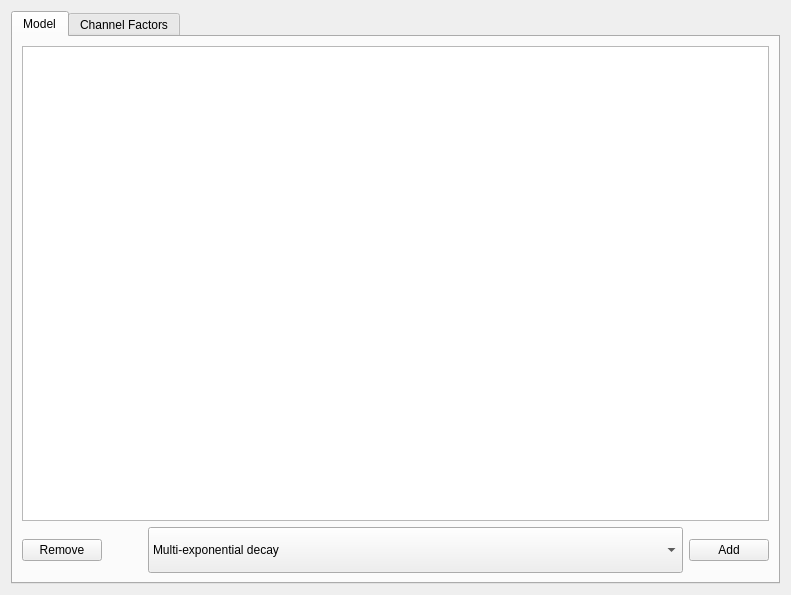
flimfit/FLIMfit, file FLIMfitLibrary/FLIMfitQT/FittingParametersWidget.ui: the form before one commit.
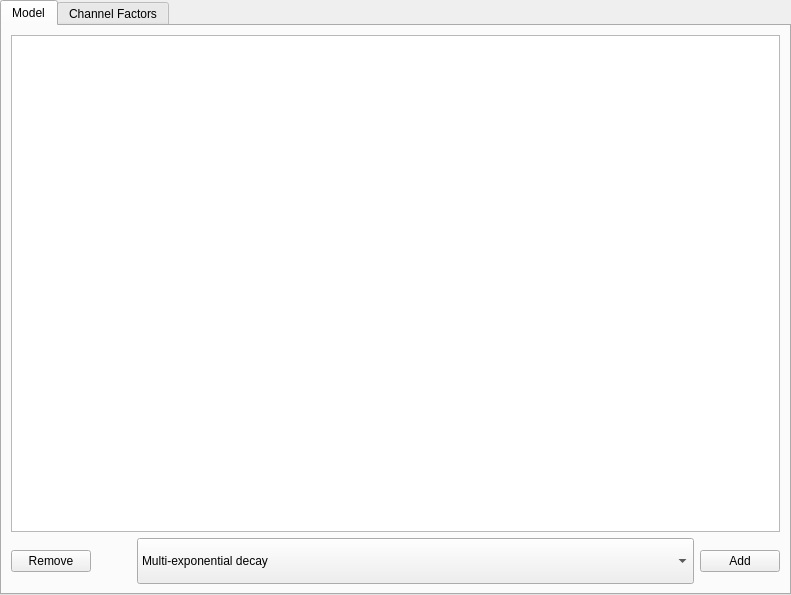
The form after the commit. The open tabs and pages were chosen to show the change.

Diff of the .ui file:
```diff
--- a/FLIMfitLibrary/FLIMfitQT/FittingParametersWidget.ui
+++ b/FLIMfitLibrary/FLIMfitQT/FittingParametersWidget.ui
@@ -14,6 +14,18 @@
    <string>Form</string>
   </property>
   <layout class="QVBoxLayout" name="verticalLayout">
+   <property name="leftMargin">
+    <number>0</number>
+   </property>
+   <property name="topMargin">
+    <number>0</number>
+   </property>
+   <property name="rightMargin">
+    <number>0</number>
+   </property>
+   <property name="bottomMargin">
+    <number>0</number>
+   </property>
    <item>
     <widget class="QTabWidget" name="tabWidget">
      <property name="currentIndex">
```
Left out of the diff: 4 changed lines with no effect on the pictures.
